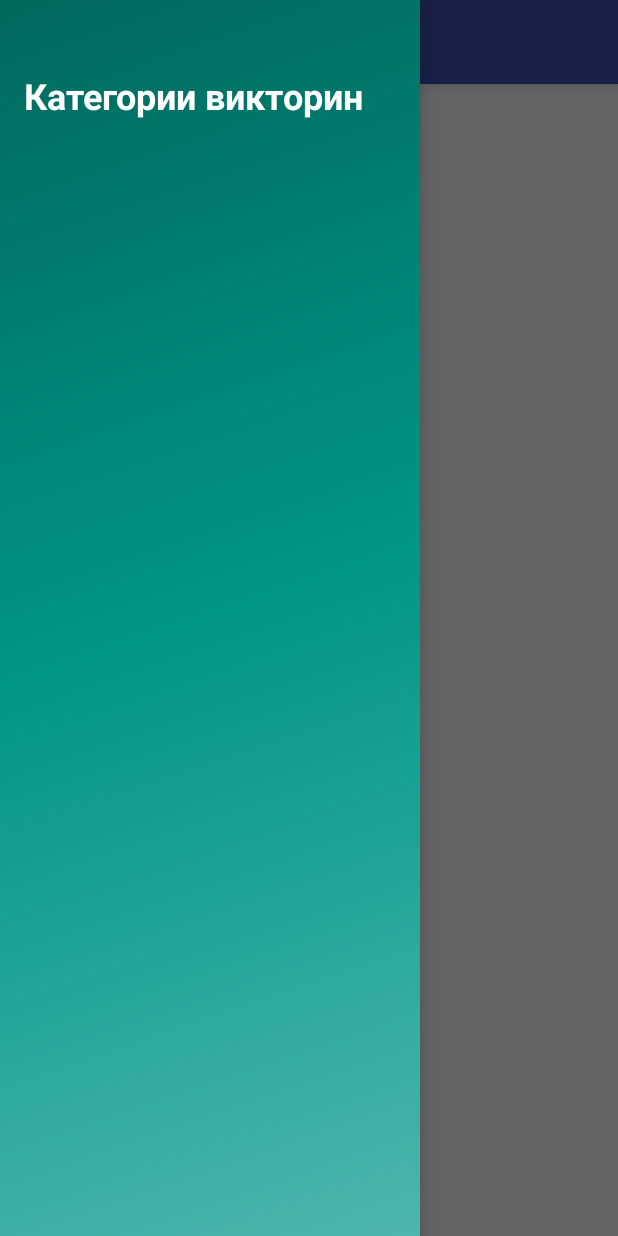
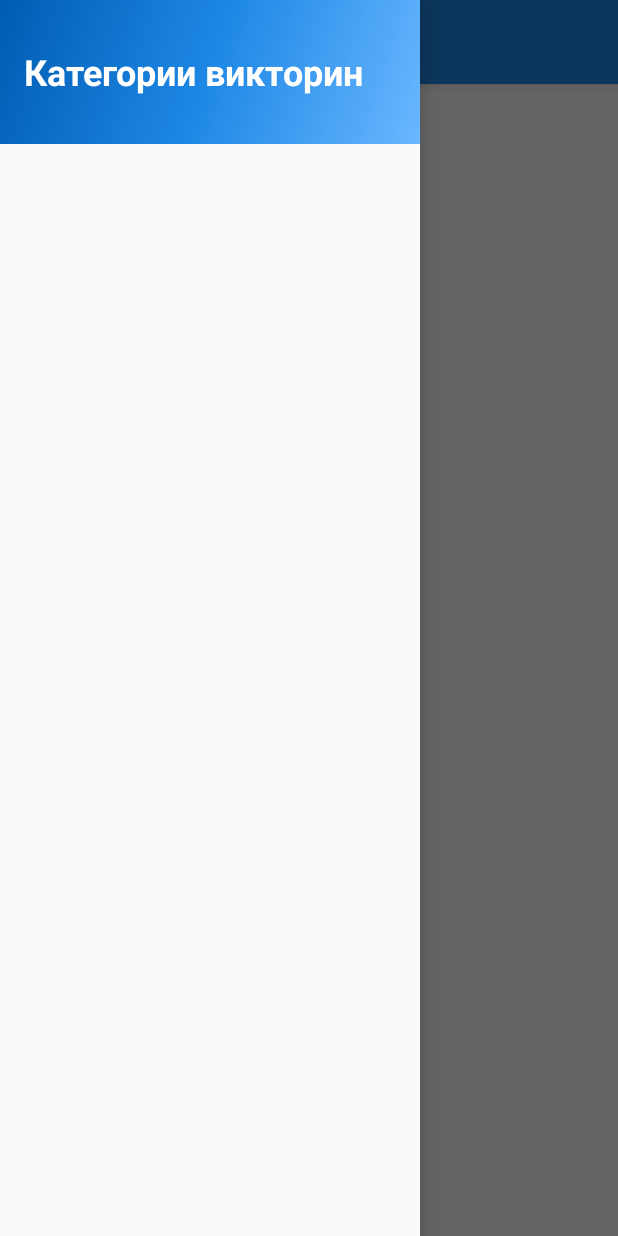
Before and after one commit to ildar2244/MiniQuizzes, an Android app: the screen it shows after launch (MainActivity), with the side drawer open, on a phone screen of 412 x 824 dp. Run offline under Robolectric (Android 15) with nearby library versions, the phone set to English and light mode, and no system bars; our stand-ins replace ButterKnife, RxJava; 6 statements that could not run were skipped.

Commit message:
Небольшие изменения в дизайне: итемы списков, иконка лаунчер.

```diff
--- a/app/src/main/java/ru/axdar/miniquizzes/view/MainActivity.java
+++ b/app/src/main/java/ru/axdar/miniquizzes/view/MainActivity.java
@@ -95,9 +95,9 @@ public class MainActivity extends AppCompatActivity implements INavigationView,
         recyclerViewQuizzes.setLayoutManager(manager);
         quizzesAdapter = new QuizzesAdapter(this, new ArrayList<>());
         recyclerViewQuizzes.setAdapter(quizzesAdapter);
-        recyclerViewQuizzes.addItemDecoration(
+        /*recyclerViewQuizzes.addItemDecoration(
                 new DividerItemDecoration(this, DividerItemDecoration.VERTICAL)
-        );
+        );*/
         // work with MainPresenter
         presenterMain.getQuizByCategory(categoryId);
     }
--- /dev/null
+++ b/app/src/main/res/drawable/background_nav_bar.xml
@@ -0,0 +1,9 @@
+<shape xmlns:android="http://schemas.android.com/apk/res/android"
+    android:shape="rectangle">
+    <gradient
+        android:angle="135"
+        android:centerColor="#1e88e5"
+        android:endColor="#005cb2"
+        android:startColor="#6ab7ff"
+        android:type="linear" />
+</shape>
--- a/app/src/main/res/drawable/ic_launcher_background.xml
+++ b/app/src/main/res/drawable/ic_launcher_background.xml
@@ -5,7 +5,7 @@
     android:viewportHeight="108"
     android:viewportWidth="108">
     <path
-        android:fillColor="#26A69A"
+        android:fillColor="#1e88e5"
         android:pathData="M0,0h108v108h-108z" />
     <path
         android:fillColor="#00000000"
--- a/app/src/main/res/layout/activity_main.xml
+++ b/app/src/main/res/layout/activity_main.xml
@@ -19,7 +19,7 @@
         android:layout_width="wrap_content"
         android:layout_height="match_parent"
         android:layout_gravity="start"
-        android:fitsSystemWindows="true">
+        android:fitsSystemWindows="false">
         <include
             layout="@layout/nav_layout"
             android:layout_width="match_parent"
--- a/app/src/main/res/layout/item_category.xml
+++ b/app/src/main/res/layout/item_category.xml
@@ -7,7 +7,7 @@
         android:id="@+id/item_cat_title"
         android:layout_width="match_parent"
         android:layout_height="match_parent"
-        android:textColor="@android:color/white"
+        android:textColor="@color/colorPrimary"
         android:textSize="18sp"
         android:gravity="center_vertical"/>
 </RelativeLayout>
--- a/app/src/main/res/layout/nav_layout.xml
+++ b/app/src/main/res/layout/nav_layout.xml
@@ -3,9 +3,7 @@
     xmlns:android="http://schemas.android.com/apk/res/android"
     android:layout_width="match_parent"
     android:layout_height="match_parent"
-    xmlns:app="http://schemas.android.com/apk/res-auto"
-    android:background="@drawable/side_nav_bar"
-    android:paddingTop="16dp">
+    xmlns:app="http://schemas.android.com/apk/res-auto">
     <TextView
         android:id="@+id/nav_header_title"
         android:layout_width="match_parent"
@@ -16,6 +14,7 @@
         android:textColor="@android:color/white"
         android:textStyle="bold"
         android:textSize="24sp"
+        android:background="@drawable/background_nav_bar"
         app:layout_constraintTop_toTopOf="parent"
         app:layout_constraintLeft_toLeftOf="parent"
         app:layout_constraintRight_toRightOf="parent"/>
--- a/app/src/main/res/mipmap-anydpi-v26/ic_launcher.xml
+++ b/app/src/main/res/mipmap-anydpi-v26/ic_launcher.xml
@@ -1,5 +1,5 @@
 <?xml version="1.0" encoding="utf-8"?>
 <adaptive-icon xmlns:android="http://schemas.android.com/apk/res/android">
-    <background android:drawable="@drawable/ic_launcher_background" />
-    <foreground android:drawable="@drawable/ic_launcher_foreground" />
+    <background android:drawable="@mipmap/ic_launcher_background"/>
+    <foreground android:drawable="@mipmap/ic_launcher_foreground"/>
 </adaptive-icon>
--- a/app/src/main/res/mipmap-anydpi-v26/ic_launcher_round.xml
+++ b/app/src/main/res/mipmap-anydpi-v26/ic_launcher_round.xml
@@ -1,5 +1,5 @@
 <?xml version="1.0" encoding="utf-8"?>
 <adaptive-icon xmlns:android="http://schemas.android.com/apk/res/android">
-    <background android:drawable="@drawable/ic_launcher_background" />
-    <foreground android:drawable="@drawable/ic_launcher_foreground" />
+    <background android:drawable="@mipmap/ic_launcher_background"/>
+    <foreground android:drawable="@mipmap/ic_launcher_foreground"/>
 </adaptive-icon>
--- a/app/src/main/res/values/colors.xml
+++ b/app/src/main/res/values/colors.xml
@@ -1,6 +1,11 @@
 <?xml version="1.0" encoding="utf-8"?>
 <resources>
-    <color name="colorPrimary">#3F51B5</color>
+    <!--<color name="colorPrimary">#3F51B5</color>
     <color name="colorPrimaryDark">#303F9F</color>
+    <color name="colorAccent">#FF4081</color>-->
+    <!-- variant-2 -->
+    <color name="colorPrimary">#1e88e5</color>
+    <color name="colorPrimaryDark">#005cb2</color>
+    <color name="colorPrimaryLight">#6ab7ff</color>
     <color name="colorAccent">#FF4081</color>
 </resources>
```
Also changed, not shown: app/src/main/res/drawable/background_item_main.xml (added, +9 -0 lines), app/src/main/res/layout/item_quiz.xml (+9 -6 lines), app/src/main/ic_launcher-web.png (added), app/src/main/res/drawable/ic_chevron_right_black_36dp.png (added).
